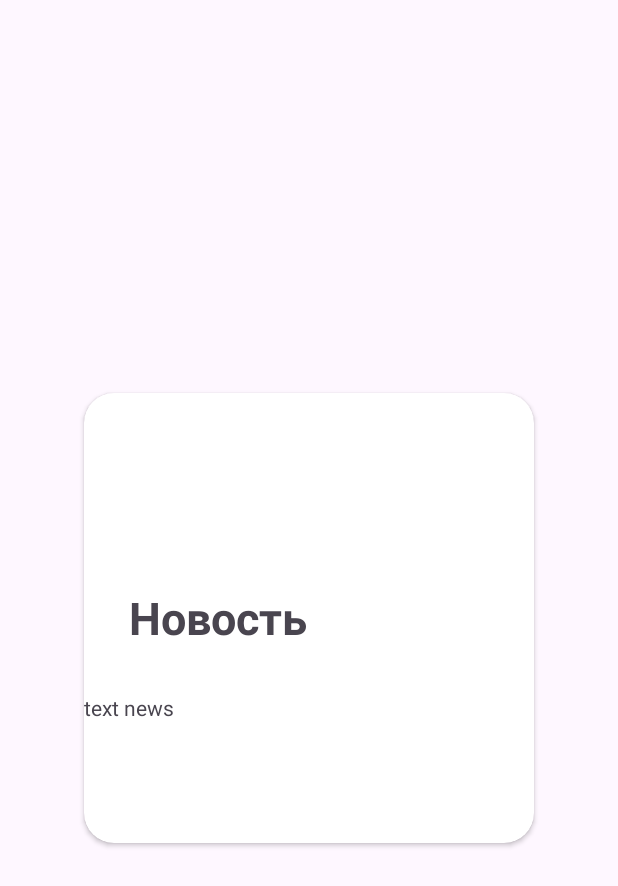
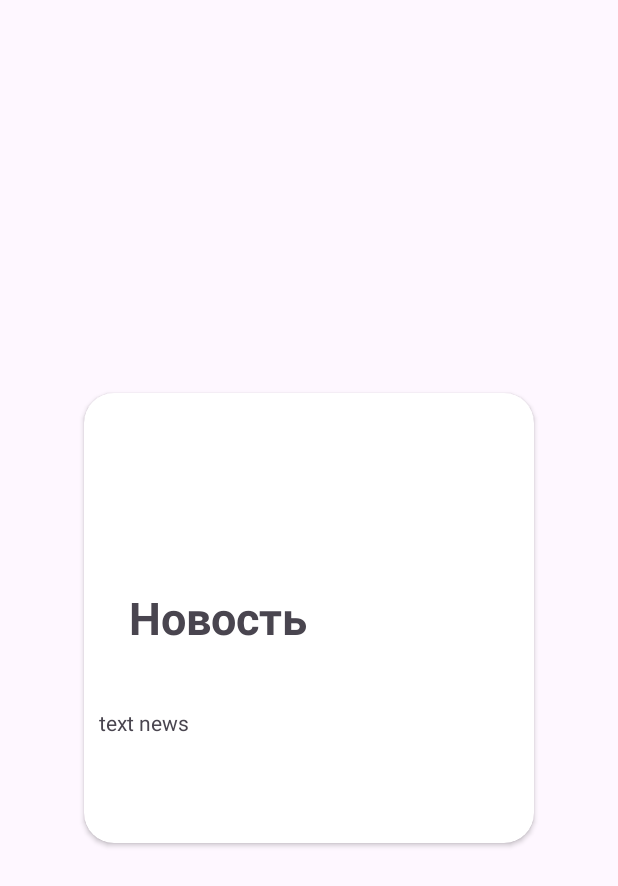
Before and after one commit to tumanovaalisa/AStidio, an Android app: the layout news_item.xml on its own in the app's theme, with its tools: preview values and no code run, on a phone screen of 412 x 824 dp. Shown: the top 886 px of the screen. Run offline under Robolectric (Android 15) with nearby library versions, the phone set to English and light mode, and no system bars.

Commit message:
Устранена ошибка подключения библиотеки, отредактирована разметка новостей и расписания.

```diff
--- a/app/build.gradle
+++ b/app/build.gradle
@@ -31,8 +31,8 @@ android {
 
 dependencies {
 
-    implementation "de.hdodenhof:circleimageview:2.1.0"
-    implementation "androidx.fragment:fragment:1.3.6"
+    implementation 'de.hdodenhof:circleimageview:2.1.0'
+    implementation 'androidx.fragment:fragment:1.3.6'
     implementation 'androidx.appcompat:appcompat:1.6.1'
     implementation 'com.google.android.material:material:1.9.0'
     implementation 'androidx.constraintlayout:constraintlayout:2.1.4'
--- a/app/src/main/res/layout/news_item.xml
+++ b/app/src/main/res/layout/news_item.xml
@@ -30,6 +30,7 @@
     <TextView
         android:layout_width="match_parent"
         android:layout_height="match_parent"
-        android:text="text news"/>
+        android:text="text news"
+        android:layout_margin="10dp"/>
     </LinearLayout>
 </androidx.cardview.widget.CardView>
--- a/app/src/main/res/layout/timetable_item.xml
+++ b/app/src/main/res/layout/timetable_item.xml
@@ -7,7 +7,8 @@
     android:layout_margin="10dp">
     <LinearLayout
         android:layout_width="wrap_content"
-        android:layout_height="wrap_content">
+        android:layout_height="wrap_content"
+        android:layout_gravity="center">
         <LinearLayout
             android:layout_width="wrap_content"
             android:layout_height="wrap_content"
@@ -69,6 +70,7 @@
                     android:textColor="@color/purple"
                     android:background="@color/light_purple"/>
             </androidx.cardview.widget.CardView>
+
         </LinearLayout>
     </LinearLayout>
 </androidx.cardview.widget.CardView>
```
